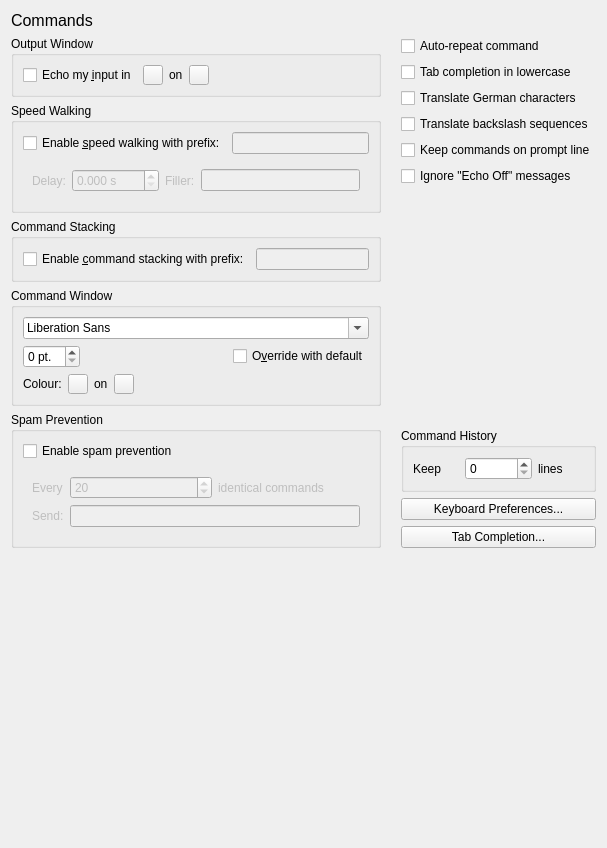
Qt form smushclient-qt/cpp/ui/prefs/commands.ui (jnbooth/smushclient) before a commit.
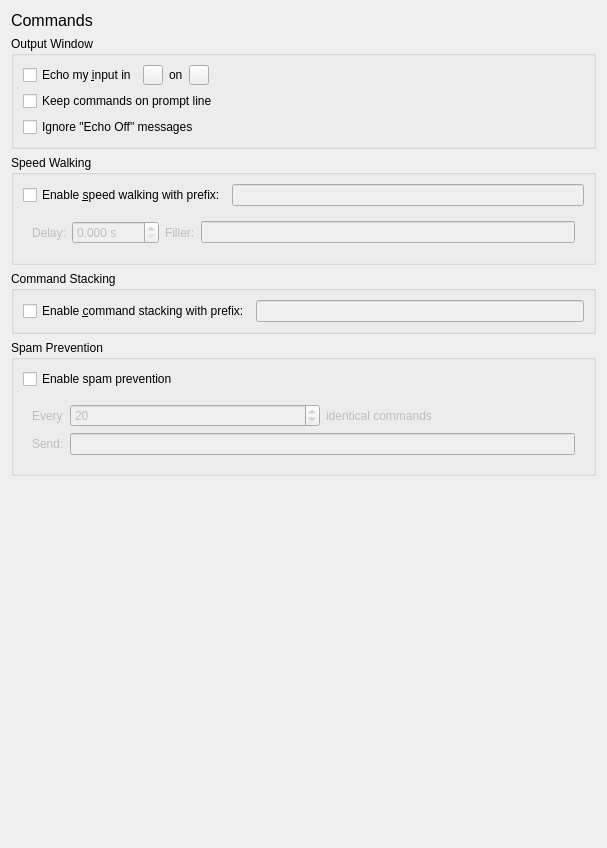
The same form after that commit. Custom widgets are drawn as their Qt base class.

Diff of the .ui file:
```diff
--- a/smushclient-qt/cpp/ui/prefs/commands.ui
+++ b/smushclient-qt/cpp/ui/prefs/commands.ui
@@ -47,7 +47,9 @@
          <property name="title">
           <string>Output Window</string>
          </property>
-         <layout class="QHBoxLayout" name="horizontalLayout_2">
+         <layout class="QVBoxLayout" name="verticalLayout">
+          <item>
+           <layout class="QHBoxLayout" name="horizontalLayout_4">
           <item>
            <widget class="QCheckBox" name="DisplayMyInput">
             <property name="text">
@@ -96,6 +98,22 @@
            </spacer>
           </item>
          </layout>
+          </item>
+          <item>
+           <widget class="QCheckBox" name="KeepCommandsOnSameLine">
+            <property name="text">
+             <string>Keep commands on prompt line</string>
+            </property>
+           </widget>
+          </item>
+          <item>
+           <widget class="QCheckBox" name="NoEchoOff">
+            <property name="text">
+             <string>Ignore &quot;Echo Off&quot; messages</string>
+            </property>
+           </widget>
+          </item>
+         </layout>
         </widget>
        </item>
        <item>
@@ -190,100 +208,6 @@
          </layout>
         </widget>
        </item>
-       <item>
-        <widget class="QGroupBox" name="_command_window">
-         <property name="title">
-          <string>Command Window</string>
-         </property>
-         <layout class="QVBoxLayout" name="verticalLayout_5">
-          <item>
-           <widget class="QFontComboBox" name="InputFont">
-            <property name="sizePolicy">
-             <sizepolicy hsizetype="Minimum" vsizetype="Fixed">
-              <horstretch>0</horstretch>
-              <verstretch>0</verstretch>
-             </sizepolicy>
-            </property>
-           </widget>
-          </item>
-          <item>
-           <layout class="QHBoxLayout" name="_font_options">
-            <item>
-             <widget class="QSpinBox" name="InputFontHeight">
-              <property name="sizePolicy">
-               <sizepolicy hsizetype="Fixed" vsizetype="Fixed">
-                <horstretch>0</horstretch>
-                <verstretch>0</verstretch>
-               </sizepolicy>
-              </property>
-              <property name="suffix">
-               <string> pt.</string>
-              </property>
-             </widget>
-            </item>
-            <item alignment="Qt::AlignmentFlag::AlignRight">
-             <widget class="QCheckBox" name="UseDefaultInputFont">
-              <property name="text">
-               <string>O&amp;verride with default</string>
-              </property>
-             </widget>
-            </item>
-           </layout>
-          </item>
-          <item>
-           <layout class="QHBoxLayout" name="_color">
-            <item>
-             <widget class="QLabel" name="InputTextColour_label">
-              <property name="text">
-               <string>Colour:</string>
-              </property>
-             </widget>
-            </item>
-            <item>
-             <widget class="ColorPickerButton" name="InputTextColour">
-              <property name="maximumSize">
-               <size>
-                <width>20</width>
-                <height>20</height>
-               </size>
-              </property>
-             </widget>
-            </item>
-            <item>
-             <widget class="QLabel" name="InputBackgroundColour_label">
-              <property name="text">
-               <string>on</string>
-              </property>
-             </widget>
-            </item>
-            <item>
-             <widget class="ColorPickerButton" name="InputBackgroundColour">
-              <property name="maximumSize">
-               <size>
-                <width>20</width>
-                <height>20</height>
-               </size>
-              </property>
-             </widget>
-            </item>
-            <item>
-             <spacer name="horizontalSpacer_3">
-              <property name="orientation">
-               <enum>Qt::Orientation::Horizontal</enum>
-              </property>
-              <property name="sizeHint" stdset="0">
-               <size>
-                <width>40</width>
-                <height>20</height>
-               </size>
-              </property>
-             </spacer>
-            </item>
-           </layout>
-          </item>
-         </layout>
-        </widget>
-       </item>
        <item>
         <widget class="QGroupBox" name="_spam_prevention">
          <property name="title">
@@ -349,115 +273,6 @@
        </item>
       </layout>
      </item>
-     <item>
-      <layout class="QVBoxLayout" name="_checkboxes">
-       <property name="spacing">
-        <number>6</number>
-       </property>
-       <item>
-        <widget class="QCheckBox" name="AutoRepeat">
-         <property name="text">
-          <string>Auto-repeat command</string>
-         </property>
-        </widget>
-       </item>
-       <item>
-        <widget class="QCheckBox" name="LowerCaseTabCompletion">
-         <property name="text">
-          <string>Tab completion in lowercase</string>
-         </property>
-        </widget>
-       </item>
-       <item>
-        <widget class="QCheckBox" name="TranslateGerman">
-         <property name="text">
-          <string>Translate German characters</string>
-         </property>
-        </widget>
-       </item>
-       <item>
-        <widget class="QCheckBox" name="TranslateBackslashSequences">
-         <property name="text">
-          <string>Translate backslash sequences</string>
-         </property>
-        </widget>
-       </item>
-       <item>
-        <widget class="QCheckBox" name="KeepCommandsOnSameLine">
-         <property name="text">
-          <string>Keep commands on prompt line</string>
-         </property>
-        </widget>
-       </item>
-       <item>
-        <widget class="QCheckBox" name="NoEchoOff">
-         <property name="text">
-          <string>Ignore &quot;Echo Off&quot; messages</string>
-         </property>
-        </widget>
-       </item>
-       <item>
-        <spacer name="verticalSpacer_2">
-         <property name="orientation">
-          <enum>Qt::Orientation::Vertical</enum>
-         </property>
-         <property name="sizeHint" stdset="0">
-          <size>
-           <width>20</width>
-           <height>40</height>
-          </size>
-         </property>
-        </spacer>
-       </item>
-       <item>
-        <widget class="QGroupBox" name="groupBox_6">
-         <property name="title">
-          <string>Command History</string>
-         </property>
-         <layout class="QHBoxLayout" name="horizontalLayout_10">
-          <item>
-           <widget class="QLabel" name="HistoryLines_label">
-            <property name="text">
-             <string>Keep</string>
-            </property>
-            <property name="buddy">
-             <cstring>HistoryLines</cstring>
-            </property>
-           </widget>
-          </item>
-          <item>
-           <widget class="QSpinBox" name="HistoryLines">
-            <property name="maximum">
-             <number>100000</number>
-            </property>
-           </widget>
-          </item>
-          <item>
-           <widget class="QLabel" name="SuffixHistoryLines_label">
-            <property name="text">
-             <string>lines</string>
-            </property>
-           </widget>
-          </item>
-         </layout>
-        </widget>
-       </item>
-       <item>
-        <widget class="QPushButton" name="keyboard_preferences_button">
-         <property name="text">
-          <string>Keyboard Preferences...</string>
-         </property>
-        </widget>
-       </item>
-       <item>
-        <widget class="QPushButton" name="tab_completion_button">
-         <property name="text">
-          <string>Tab Completion...</string>
-         </property>
-        </widget>
-       </item>
-      </layout>
-     </item>
     </layout>
    </item>
    <item>
```
Left out of the diff: 32 changed lines with no effect on the pictures. Lines whose indentation alone changed are shown as unchanged.
